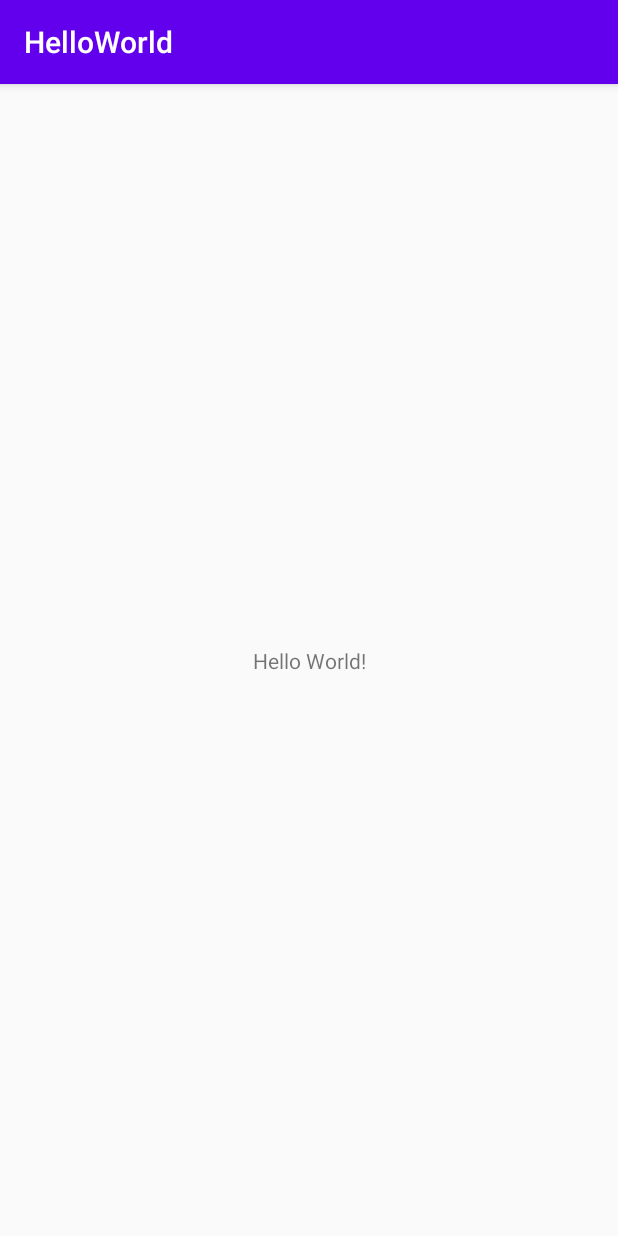
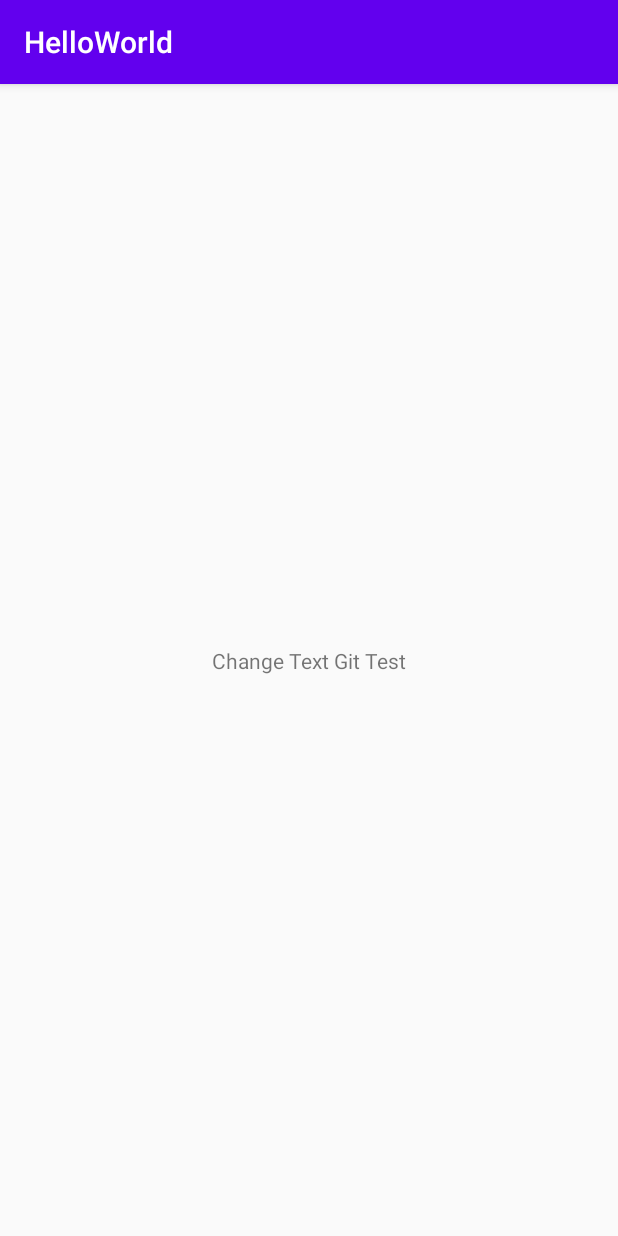
Before and after one commit to klkchaitanya/HelloWorld, an Android app: the screen it shows after launch (MainActivity), on a phone screen of 412 x 824 dp. Run offline under Robolectric (Android 15) with nearby library versions, the phone set to English and light mode, and no system bars.

Commit message:
Home screen text change 'Git test'

```diff
--- a/app/src/main/java/com/example/helloworld/MainActivity.java
+++ b/app/src/main/java/com/example/helloworld/MainActivity.java
@@ -3,6 +3,9 @@ package com.example.helloworld;
 import androidx.appcompat.app.AppCompatActivity;
 
 import android.os.Bundle;
+import android.widget.TextView;
+
+import org.w3c.dom.Text;
 
 public class MainActivity extends AppCompatActivity {
 
@@ -10,5 +13,8 @@ public class MainActivity extends AppCompatActivity {
     protected void onCreate(Bundle savedInstanceState) {
         super.onCreate(savedInstanceState);
         setContentView(R.layout.activity_main);
+
+        TextView tvHello = (TextView)findViewById(R.id.tvHello);
+        tvHello.setText("Change Text Git Test");
     }
 }
--- a/app/src/main/res/layout/activity_main.xml
+++ b/app/src/main/res/layout/activity_main.xml
@@ -7,6 +7,7 @@
     tools:context=".MainActivity">
 
     <TextView
+        android:id="@+id/tvHello"
         android:layout_width="wrap_content"
         android:layout_height="wrap_content"
         android:text="Hello World!"
```
